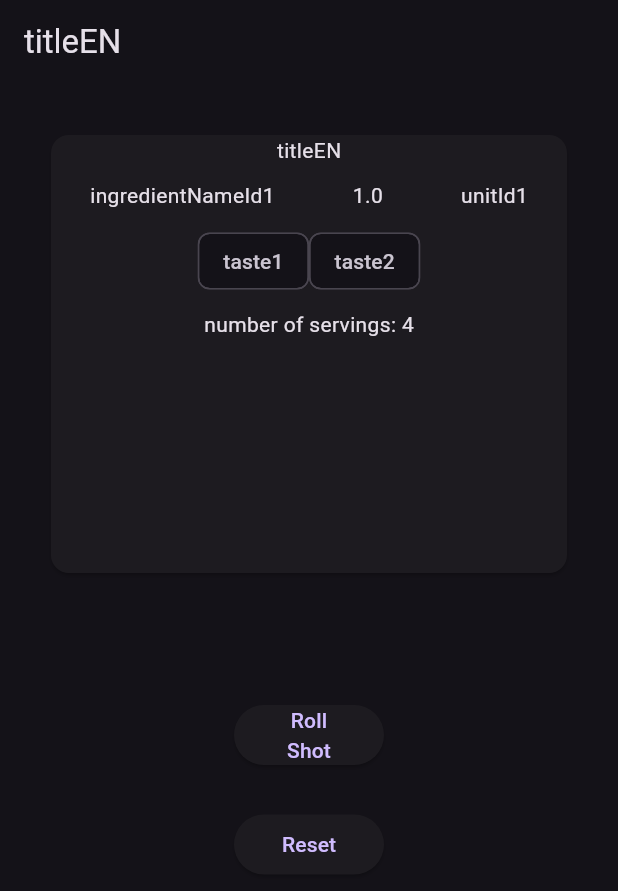
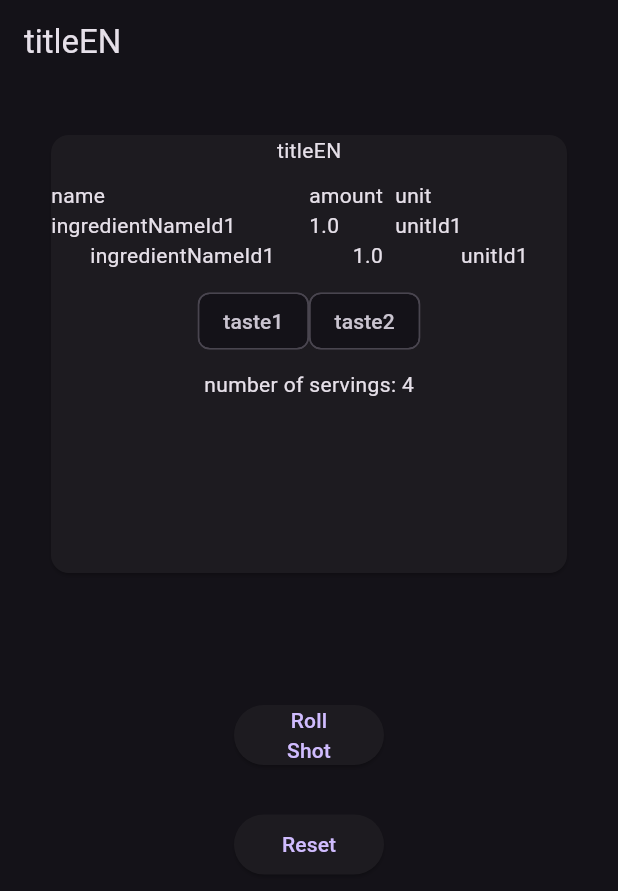
Before and after one commit to fildogan/shot_roulette, a Flutter app: the screen it shows after launch, after a tap on "Roll Shot", on a phone screen of 412 x 824 dp. Shown: the top 891 px of the screen. Run offline on Flutter 3.47's test engine with Material 3 defaults, Android fonts, the phone set to English and light mode, and no system bars; our stand-ins replace bloc, flutter_bloc, freezed_annotation, injectable.

Commit message:
Add ingredient table

```diff
--- a/lib/features/roll_shot/roll_shot_page.dart
+++ b/lib/features/roll_shot/roll_shot_page.dart
@@ -29,6 +29,38 @@ class RollShotPage extends StatelessWidget {
                             children: [
                               Text(state.chosenRecipe?.titleEN ?? 'null'),
                               const SizedBox(height: 10),
+                              Table(
+                                columnWidths: const <int, TableColumnWidth>{
+                                  0: IntrinsicColumnWidth(flex: 3),
+                                  1: IntrinsicColumnWidth(flex: 1),
+                                  2: IntrinsicColumnWidth(flex: 2),
+                                },
+                                children: [
+                                  const TableRow(children: [
+                                    Text('name'),
+                                    Text('amount'),
+                                    Text('unit'),
+                                  ]),
+                                  for (int i = 0;
+                                      i <
+                                          (state.chosenRecipe?.ingredients
+                                                  .length ??
+                                              0);
+                                      i++)
+                                    TableRow(children: [
+                                      Text(state.chosenRecipe?.ingredients[i]
+                                              .ingredientNameId ??
+                                          'null'),
+                                      Text(state.chosenRecipe?.ingredients[i]
+                                              .amount.amount
+                                              .toString() ??
+                                          'null'),
+                                      Text(state.chosenRecipe?.ingredients[i]
+                                              .amount.unitId ??
+                                          'null'),
+                                    ])
+                                ],
+                              ),
                               for (int i = 0;
                                   i <
                                       (state.chosenRecipe?.ingredients.length ??
```
